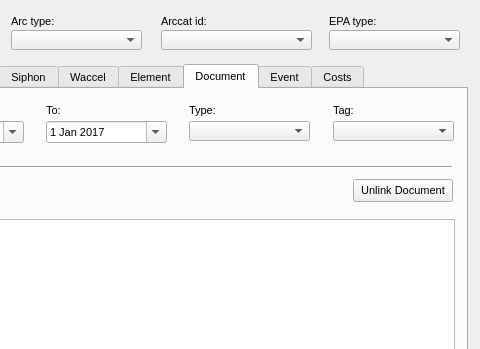
This is ui/ud_man_arc.ui in Giswater/giswater_qgis_plugin as Qt 5 draws it before an edit; both pictures show x 119 to 599 and y 0 to 349 of the 599 by 667 pixel window. The edited form follows.
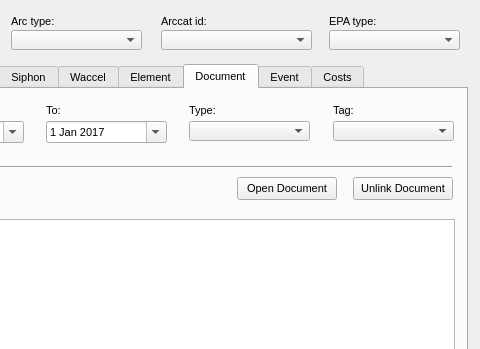
This is the edited form. The open tabs and pages were chosen to show the change. Icons and pictures are not drawn.

Commit message: #129 wip, add button open_document

Diff of the .ui file:
```diff
--- a/ui/ud_man_arc.ui
+++ b/ui/ud_man_arc.ui
@@ -7468,7 +7468,7 @@
      <property name="geometry">
       <rect>
        <x>460</x>
-       <y>90</y>
+       <y>88</y>
        <width>100</width>
        <height>23</height>
       </rect>
@@ -7477,6 +7477,19 @@
       <string>Unlink Document</string>
      </property>
     </widget>
+    <widget class="QPushButton" name="btn_open_path">
+     <property name="geometry">
+      <rect>
+       <x>344</x>
+       <y>88</y>
+       <width>100</width>
+       <height>23</height>
+      </rect>
+     </property>
+     <property name="text">
+      <string>Open Document</string>
+     </property>
+    </widget>
    </widget>
    <widget class="QWidget" name="tab_21">
     <attribute name="title">
```
Left out of the diff: 54 changed lines with no effect on the pictures. The commit also changes 9 other files.
